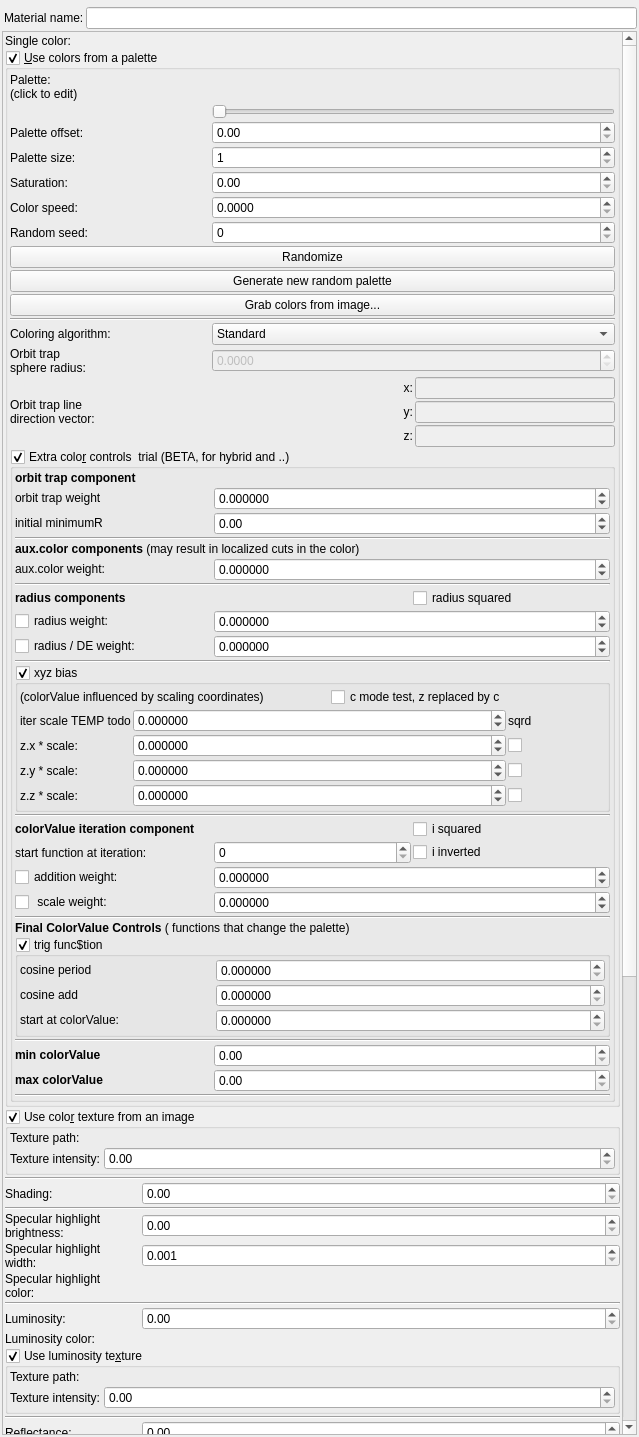
First picture: the form in mandelbulber2/qt/material_editor.ui, repository buddhi1980/mandelbulber2, before the edit.
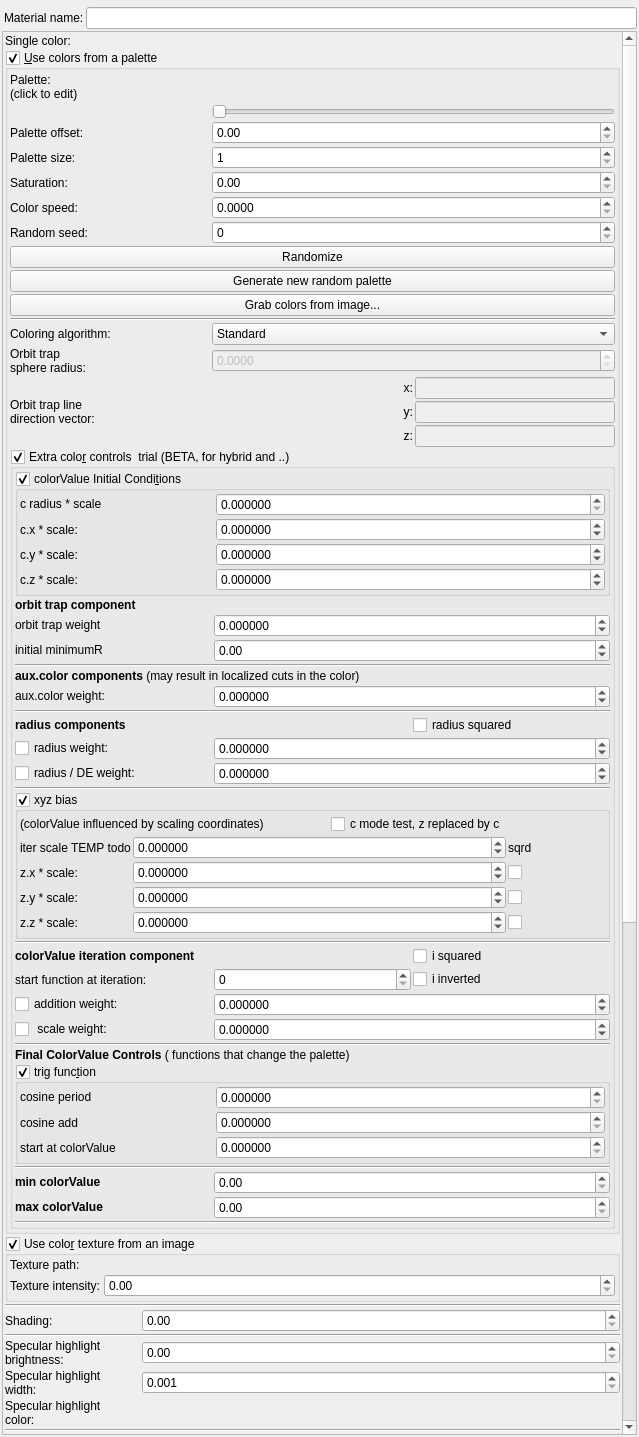
Second picture: the form after the edit. Icons and pictures are not drawn. Custom widgets are drawn as their Qt base class.

Commit message: color initial conditions

What changed in the file:
```diff
--- a/mandelbulber2/qt/material_editor.ui
+++ b/mandelbulber2/qt/material_editor.ui
@@ -81,9 +81,9 @@
       <property name="geometry">
        <rect>
         <x>0</x>
-        <y>-486</y>
+        <y>-258</y>
         <width>619</width>
-        <height>2351</height>
+        <height>2495</height>
        </rect>
       </property>
       <layout class="QVBoxLayout" name="verticalLayout_2">
@@ -1471,7 +1471,7 @@
               <property name="checkable">
                <bool>true</bool>
               </property>
-              <layout class="QVBoxLayout" name="verticalLayout_29" stretch="0,0">
+              <layout class="QVBoxLayout" name="verticalLayout_29" stretch="0,0,0">
                <property name="spacing">
                 <number>2</number>
                </property>
@@ -1487,6 +1487,183 @@
                <property name="bottomMargin">
                 <number>2</number>
                </property>
+               <item>
+                <widget class="MyGroupBox" name="groupCheck_fractal_coloring_init_cond_enabled_false">
+                 <property name="toolTip">
+                  <string>&lt;html&gt;&lt;head/&gt;&lt;body&gt;&lt;p&gt;Adjusting the color speed  may be required, depending on the size of the fractal and location.&lt;/p&gt;&lt;/body&gt;&lt;/html&gt;</string>
+                 </property>
+                 <property name="title">
+                  <string>colorValue Initial Condi&amp;tions</string>
+                 </property>
+                 <property name="checkable">
+                  <bool>true</bool>
+                 </property>
+                 <layout class="QVBoxLayout" name="verticalLayout_33" stretch="0">
+                  <property name="spacing">
+                   <number>2</number>
+                  </property>
+                  <property name="leftMargin">
+                   <number>2</number>
+                  </property>
+                  <property name="topMargin">
+                   <number>2</number>
+                  </property>
+                  <property name="rightMargin">
+                   <number>2</number>
+                  </property>
+                  <property name="bottomMargin">
+                   <number>2</number>
+                  </property>
+                  <item>
+                   <layout class="QGridLayout" name="gridLayout_17">
+                    <property name="spacing">
+                     <number>2</number>
+                    </property>
+                    <item row="7" column="0">
+                     <widget class="QLabel" name="label_45">
+                      <property name="text">
+                       <string>&lt;html&gt;&lt;head/&gt;&lt;body&gt;&lt;p&gt;c radius * scale&lt;/p&gt;&lt;/body&gt;&lt;/html&gt;</string>
+                      </property>
+                     </widget>
+                    </item>
+                    <item row="9" column="0">
+                     <widget class="QLabel" name="label_43">
+                      <property name="text">
+                       <string>c.x * scale:</string>
+                      </property>
+                     </widget>
+                    </item>
+                    <item row="11" column="0">
+                     <widget class="QLabel" name="label_46">
+                      <property name="text">
+                       <string>c.z * scale:</string>
+                      </property>
+                     </widget>
+                    </item>
+                    <item row="10" column="0">
+                     <widget class="QLabel" name="label_44">
+                      <property name="text">
+                       <string>c.y * scale:</string>
+                      </property>
+                     </widget>
+                    </item>
+                    <item row="10" column="1" colspan="2">
+                     <widget class="MyDoubleSpinBox" name="spinbox3_fractal_coloring_xyzC_111_y">
+                      <property name="sizePolicy">
+                       <sizepolicy hsizetype="Minimum" vsizetype="Maximum">
+                        <horstretch>0</horstretch>
+                        <verstretch>0</verstretch>
+                       </sizepolicy>
+                      </property>
+                      <property name="prefix">
+                       <string/>
+                      </property>
+                      <property name="suffix">
+                       <string/>
+                      </property>
+                      <property name="decimals">
+                       <number>6</number>
+                      </property>
+                      <property name="minimum">
+                       <double>-9999.999900000000707</double>
+                      </property>
+                      <property name="maximum">
+                       <double>9999.999900000000707</double>
+                      </property>
+                      <property name="singleStep">
+                       <double>0.100000000000000</double>
+                      </property>
+                     </widget>
+                    </item>
+                    <item row="11" column="1" colspan="2">
+                     <widget class="MyDoubleSpinBox" name="spinbox3_fractal_coloring_xyzC_111_z">
+                      <property name="sizePolicy">
+                       <sizepolicy hsizetype="Minimum" vsizetype="Maximum">
+                        <horstretch>0</horstretch>
+                        <verstretch>0</verstretch>
+                       </sizepolicy>
+                      </property>
+                      <property name="prefix">
+                       <string/>
+                      </property>
+                      <property name="suffix">
+                       <string/>
+                      </property>
+                      <property name="decimals">
+                       <number>6</number>
+                      </property>
+                      <property name="minimum">
+                       <double>-9999.999900000000707</double>
+                      </property>
+                      <property name="maximum">
+                       <double>9999.999900000000707</double>
+                      </property>
+                      <property name="singleStep">
+                       <double>0.100000000000000</double>
+                      </property>
+                     </widget>
+                    </item>
+                    <item row="9" column="1" colspan="2">
+                     <widget class="MyDoubleSpinBox" name="spinbox3_fractal_coloring_xyzC_111_x">
+                      <property name="sizePolicy">
+                       <sizepolicy hsizetype="Minimum" vsizetype="Maximum">
+                        <horstretch>0</horstretch>
+                        <verstretch>0</verstretch>
+                       </sizepolicy>
+                      </property>
+                      <property name="prefix">
+                       <string/>
+                      </property>
+                      <property name="suffix">
+                       <string/>
+                      </property>
+                      <property name="decimals">
+                       <number>6</number>
+                      </property>
+                      <property name="minimum">
+                       <double>-9999.999900000000707</double>
+                      </property>
+                      <property name="maximum">
+                       <double>9999.999900000000707</double>
+                      </property>
+                      <property name="singleStep">
+                       <double>0.100000000000000</double>
+                      </property>
+                     </widget>
+                    </item>
+                    <item row="7" column="1" colspan="2">
+                     <widget class="MyDoubleSpinBox" name="spinbox_fractal_coloring_ic_rad_weight">
+                      <property name="sizePolicy">
+                       <sizepolicy hsizetype="Minimum" vsizetype="Maximum">
+                        <horstretch>0</horstretch>
+                        <verstretch>0</verstretch>
+                       </sizepolicy>
+                      </property>
+                      <property name="prefix">
+                       <string/>
+                      </property>
+                      <property name="suffix">
+                       <string/>
+                      </property>
+                      <property name="decimals">
+                       <number>6</number>
+                      </property>
+                      <property name="minimum">
+                       <double>0.000000000000000</double>
+                      </property>
+                      <property name="maximum">
+                       <double>9999.999900000000707</double>
+                      </property>
+                      <property name="singleStep">
+                       <double>0.100000000000000</double>
+                      </property>
+                     </widget>
+                    </item>
+                   </layout>
+                  </item>
+                 </layout>
+                </widget>
+               </item>
                <item>
                 <layout class="QGridLayout" name="gridLayout_15">
                  <property name="spacing">
@@ -2198,18 +2375,18 @@
                    </property>
                   </widget>
                  </item>
-                 <item row="31" column="0" colspan="3">
+                 <item row="32" column="0" colspan="3">
                   <widget class="MyGroupBox" name="groupCheck_fractal_coloring_cos_enabled_false">
                    <property name="toolTip">
                     <string>&lt;html&gt;&lt;head/&gt;&lt;body&gt;&lt;p&gt;Adjusting the color speed  may be required, depending on the size of the fractal and location.&lt;/p&gt;&lt;/body&gt;&lt;/html&gt;</string>
                    </property>
                    <property name="title">
-                    <string>trig func$tion</string>
+                    <string>trig func&amp;tion</string>
                    </property>
                    <property name="checkable">
                     <bool>true</bool>
                    </property>
-                   <layout class="QVBoxLayout" name="verticalLayout_33" stretch="0">
+                   <layout class="QVBoxLayout" name="verticalLayout_34" stretch="0">
                     <property name="spacing">
                      <number>2</number>
                     </property>
@@ -2226,54 +2403,26 @@
                      <number>2</number>
                     </property>
                     <item>
-                     <layout class="QGridLayout" name="gridLayout_17">
+                     <layout class="QGridLayout" name="gridLayout_18">
                       <property name="spacing">
                        <number>2</number>
                       </property>
-                      <item row="8" column="0">
-                       <widget class="QLabel" name="label_46">
-                        <property name="text">
-                         <string>&lt;html&gt;&lt;head/&gt;&lt;body&gt;&lt;p&gt;cosine add&lt;/p&gt;&lt;/body&gt;&lt;/html&gt;</string>
-                        </property>
-                       </widget>
-                      </item>
-                      <item row="8" column="1" colspan="2">
-                       <widget class="MyDoubleSpinBox" name="spinbox_fractal_coloring_cos_add">
-                        <property name="sizePolicy">
-                         <sizepolicy hsizetype="Minimum" vsizetype="Maximum">
-                          <horstretch>0</horstretch>
-                          <verstretch>0</verstretch>
-                         </sizepolicy>
-                        </property>
-                        <property name="prefix">
-                         <string/>
-                        </property>
-                        <property name="suffix">
-                         <string/>
-                        </property>
-                        <property name="decimals">
-                         <number>6</number>
-                        </property>
-                        <property name="minimum">
-                         <double>0.000000000000000</double>
-                        </property>
-                        <property name="maximum">
-                         <double>9999.999900000000707</double>
-                        </property>
-                        <property name="singleStep">
-                         <double>0.100000000000000</double>
-                        </property>
-                       </widget>
-                      </item>
                       <item row="9" column="0">
-                       <widget class="QLabel" name="label_47">
+                       <widget class="QLabel" name="label_48">
                         <property name="text">
-                         <string>&lt;html&gt;&lt;head/&gt;&lt;body&gt;&lt;p&gt;start at colorValue:&lt;/p&gt;&lt;/body&gt;&lt;/html&gt;</string>
+                         <string>cosine add</string>
+                        </property>
+                       </widget>
+                      </item>
+                      <item row="10" column="0">
+                       <widget class="QLabel" name="label_51">
+                        <property name="text">
+                         <string>start at colorValue</string>
                         </property>
                        </widget>
                       </item>
                       <item row="7" column="0">
-                       <widget class="QLabel" name="label_45">
+                       <widget class="QLabel" name="label_47">
                         <property name="text">
                          <string>&lt;html&gt;&lt;head/&gt;&lt;body&gt;&lt;p&gt;cosine period&lt;/p&gt;&lt;/body&gt;&lt;/html&gt;</string>
                         </property>
@@ -2308,6 +2457,34 @@
                        </widget>
                       </item>
                       <item row="9" column="1" colspan="2">
+                       <widget class="MyDoubleSpinBox" name="spinbox_fractal_coloring_cos_add">
+                        <property name="sizePolicy">
+                         <sizepolicy hsizetype="Minimum" vsizetype="Maximum">
+                          <horstretch>0</horstretch>
+                          <verstretch>0</verstretch>
+                         </sizepolicy>
+                        </property>
+                        <property name="prefix">
+                         <string/>
+                        </property>
+                        <property name="suffix">
+                         <string/>
+                        </property>
+                        <property name="decimals">
+                         <number>6</number>
+                        </property>
+                        <property name="minimum">
+                         <double>0.000000000000000</double>
+                        </property>
+                        <property name="maximum">
+                         <double>9999.999900000000707</double>
+                        </property>
+                        <property name="singleStep">
+                         <double>0.100000000000000</double>
+                        </property>
+                       </widget>
+                      </item>
+                      <item row="10" column="1" colspan="2">
                        <widget class="MyDoubleSpinBox" name="spinbox_fractal_coloring_cos_start_value">
                         <property name="sizePolicy">
                          <sizepolicy hsizetype="Minimum" vsizetype="Maximum">
```
Left out of the diff: 14 changed lines with no effect on the pictures. The commit also changes 5 other files.
